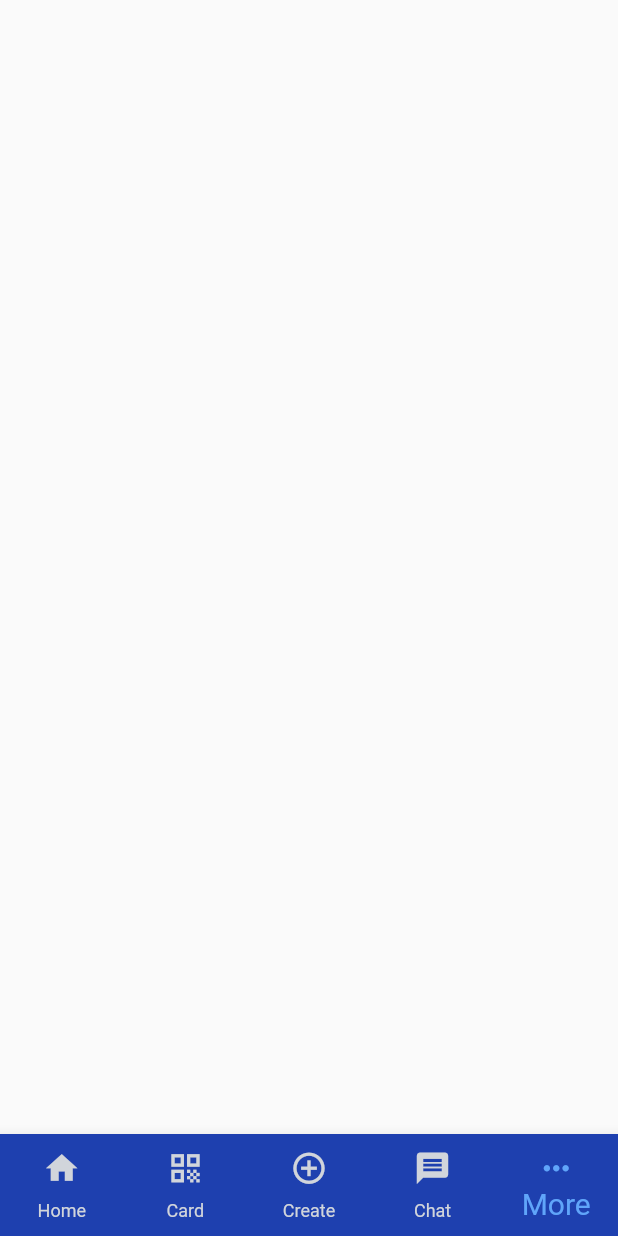
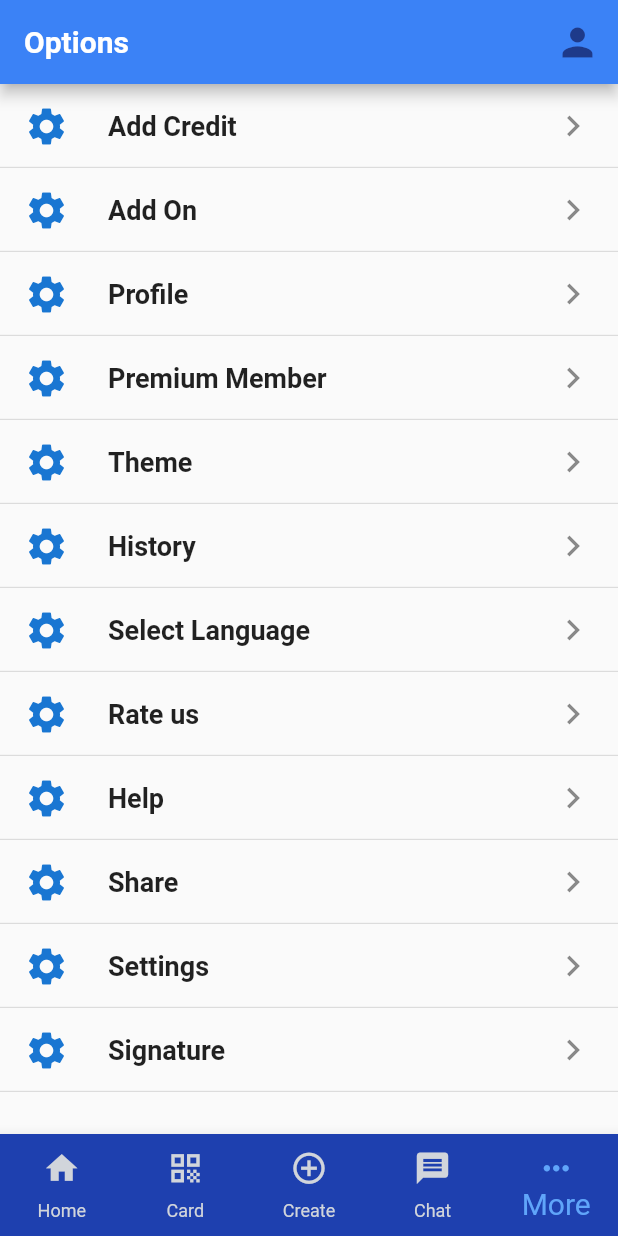
Before and after one commit to AniketSindhu/share_card, a Flutter app: the HomePage screen opened directly, item 5 of the bottom bar chosen, on a phone screen of 412 x 824 dp. Run offline on Flutter 3.47's test engine with Material 2 defaults, Android fonts, the phone set to English and light mode, and no system bars; our stand-ins replace flutter_svg, otp_text_field, pretty_qr_code, velocity_x.

Commit message:
most of the pages ui done

```diff
--- /dev/null
+++ b/lib/model/optionsModel.dart
@@ -0,0 +1,23 @@
+import 'package:flutter/material.dart';
+
+class OptionsModel{
+  final Icon icon;
+  final String name;
+  final Function onTap;
+  OptionsModel({this.icon,this.name,this.onTap});
+}
+
+List<OptionsModel> optionList=[
+  OptionsModel(icon:Icon(Icons.settings,color:Colors.blue[700],size:30),name:"Add Credit",onTap: (){}),
+  OptionsModel(icon:Icon(Icons.settings,color:Colors.blue[700],size:30),name:"Add On",onTap: (){}),
+  OptionsModel(icon:Icon(Icons.settings,color:Colors.blue[700],size:30),name:"Profile",onTap: (){}),
+  OptionsModel(icon:Icon(Icons.settings,color:Colors.blue[700],size:30),name:"Premium Member",onTap: (){}),
+  OptionsModel(icon:Icon(Icons.settings,color:Colors.blue[700],size:30),name:"Theme",onTap: (){}),
+  OptionsModel(icon:Icon(Icons.settings,color:Colors.blue[700],size:30),name:"History",onTap: (){}),
+  OptionsModel(icon:Icon(Icons.settings,color:Colors.blue[700],size:30),name:"Select Language",onTap: (){}),
+  OptionsModel(icon:Icon(Icons.settings,color:Colors.blue[700],size:30),name:"Rate us",onTap: (){}),
+  OptionsModel(icon:Icon(Icons.settings,color:Colors.blue[700],size:30),name:"Help",onTap: (){}),
+  OptionsModel(icon:Icon(Icons.settings,color:Colors.blue[700],size:30),name:"Share",onTap: (){}),
+  OptionsModel(icon:Icon(Icons.settings,color:Colors.blue[700],size:30),name:"Settings",onTap: (){}),
+  OptionsModel(icon:Icon(Icons.settings,color:Colors.blue[700],size:30),name:"Signature",onTap: (){}),
+];
--- a/lib/pages/cardListPage.dart
+++ b/lib/pages/cardListPage.dart
@@ -21,7 +21,6 @@ class _CardListState extends State<CardList> {
       ),
       body: VStack([
         TextField(
-          keyboardType: TextInputType.number,
           decoration: InputDecoration(
             hintText: "Search",
             suffixIcon: Icon(Icons.search),
--- a/lib/pages/homepage.dart
+++ b/lib/pages/homepage.dart
@@ -1,5 +1,8 @@
 import 'package:flutter/material.dart';
 import 'package:share_card/pages/cardListPage.dart';
+import 'package:share_card/pages/chat.dart';
+import 'package:share_card/pages/create.dart';
+import 'package:share_card/pages/more.dart';
 import 'package:share_card/pages/qr.dart';
 import 'package:velocity_x/velocity_x.dart';
 
@@ -13,7 +16,7 @@ class _HomePageState extends State<HomePage> {
   @override
   Widget build(BuildContext context) {
     return Scaffold(
-      body: index==0?CardList():index==1?Qr():Container(),
+      body: index==0?CardList():index==1?Qr():index==2?Create():index==3?Chat():More(),
       bottomNavigationBar: BottomNavigationBar(
         currentIndex: index,
         showSelectedLabels: true,
--- a/lib/pages/more.dart
+++ b/lib/pages/more.dart
@@ -0,0 +1,41 @@
+import 'package:flutter/material.dart';
+import 'package:share_card/model/optionsModel.dart';
+import 'package:velocity_x/velocity_x.dart';
+
+
+class More extends StatefulWidget {
+  @override
+  _MoreState createState() => _MoreState();
+}
+
+class _MoreState extends State<More> {
+  @override
+  Widget build(BuildContext context) {
+    return Scaffold(
+      appBar: AppBar(
+        backgroundColor: Vx.blue500,
+        leadingWidth: 10,
+        title: "Options".text.semiBold.size(20).white.make(),
+        actions: [
+          Icon(Icons.person,color: Vx.blue900,size: 30,).p12(),
+          ],
+      ),
+      body: ListView.builder(
+        itemCount: optionList.length,
+        itemBuilder:(context,index){
+          return Column(
+            children: [
+              ListTile(
+                title: optionList[index].name.text.semiBold.size(18).make(),
+                leading: optionList[index].icon,
+                onTap: optionList[index].onTap,
+                trailing: Icon(Icons.navigate_next,size: 28,),
+              ),
+              Divider(thickness: 0.8,height: 0,)
+            ],
+          );
+        }
+      ),
+    );
+  }
+}
```
Also changed, not shown: lib/pages/chat.dart (+41 -0 lines), lib/pages/create.dart (+49 -0 lines), lib/pages/createCard.dart (added, +28 -0 lines), assets/create.svg (added).
